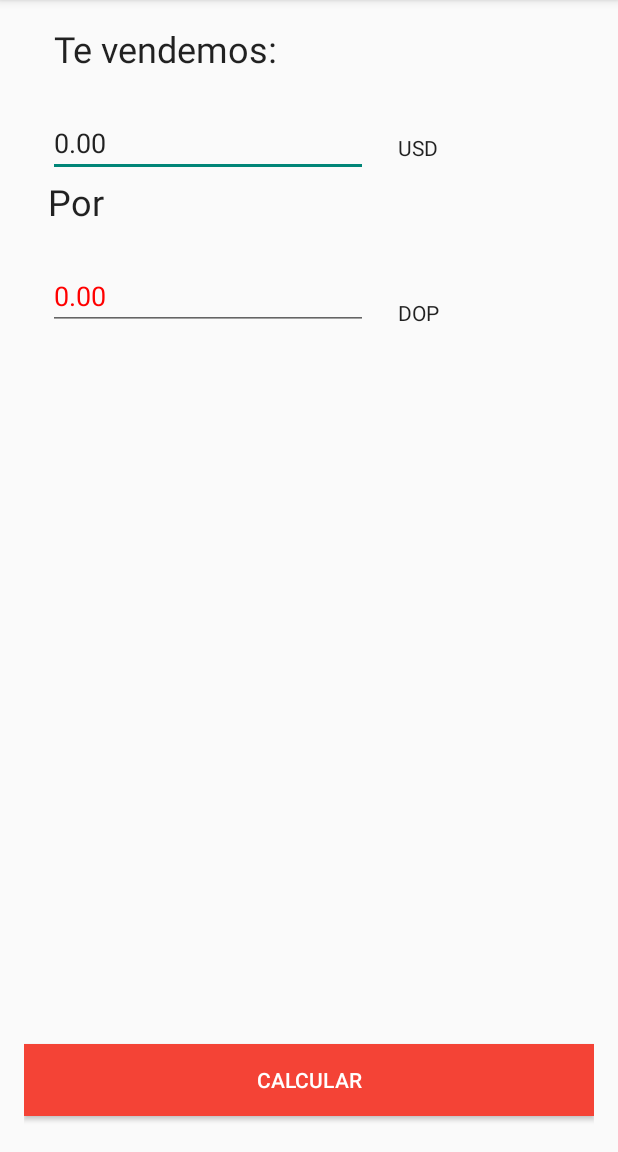
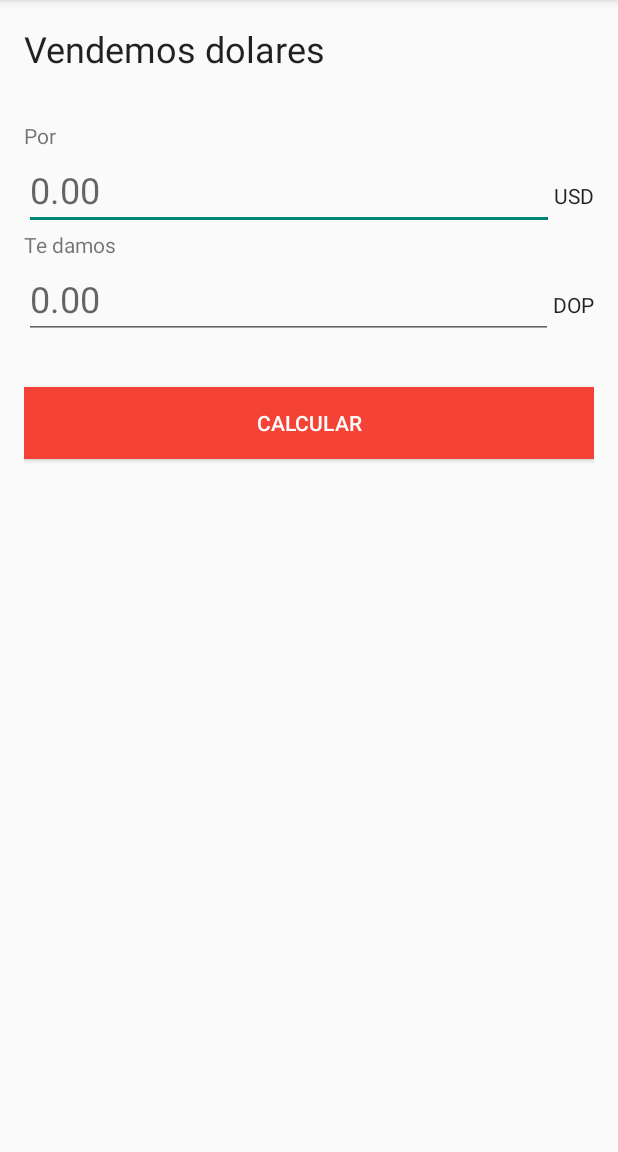
Before and after one commit to maxmedina05/prj-cursobasico-2, an Android app: the screen it shows after launch (BuyActivity before the commit, BuySellBaseActivity after it), after a tap on "COMPRAR", on a phone screen of 412 x 824 dp, the part 84-1236 px from its top. Run offline under Robolectric (Android 15) with nearby library versions, the phone set to English and light mode, and no system bars.

Commit message:
ultimos cambios

```diff
--- a/app/src/main/AndroidManifest.xml
+++ b/app/src/main/AndroidManifest.xml
@@ -16,7 +16,8 @@
             </intent-filter>
         </activity>
         <activity android:name=".BuyActivity" />
-        <activity android:name=".SellActivity"></activity>
+        <activity android:name=".BuySellBaseActivity" />
+        <activity android:name=".SellActivity"/>
     </application>
 
 </manifest>
--- a/app/src/main/java/com/example/medma/divisascalc/BuySellBaseActivity.java
+++ b/app/src/main/java/com/example/medma/divisascalc/BuySellBaseActivity.java
@@ -1,11 +1,61 @@
 package com.example.medma.divisascalc;
 
+import android.content.Intent;
+import android.os.Bundle;
+import android.support.v7.app.AppCompatActivity;
 import android.view.View;
 import android.widget.EditText;
+import android.widget.TextView;
+import android.widget.Toast;
 
-public abstract class BuySellBaseActivity implements View.OnClickListener {
-    protected EditText etCustomerInput;
-    protected EditText etOutput;
+public class BuySellBaseActivity extends AppCompatActivity implements View.OnClickListener {
+    public static final String EXTRA_TRANSACTION_TYPE = "EXTRA_TRANSACTION_TYPE";
+    protected EditText etInputFirst;
+    protected EditText etInputSecond;
+    protected TextView title;
+    private int mTransactionType = TransactionType.BUY;
 
+    @Override
+    protected void onCreate(Bundle savedInstanceState) {
+        super.onCreate(savedInstanceState);
+        setContentView(R.layout.activity_buy_sell);
 
+        title = findViewById(R.id.our_rate_is);
+        etInputFirst = findViewById(R.id.et_input_first);
+        etInputSecond = findViewById(R.id.et_input_second);
+        findViewById(R.id.btn_calculate).setOnClickListener(this);
+
+        Intent intent = getIntent();
+        mTransactionType = intent.getIntExtra(EXTRA_TRANSACTION_TYPE, TransactionType.BUY);
+        title.setText(mTransactionType == TransactionType.BUY ? "Vendemos dolares" : "Compramos dolares");
+    }
+
+    @Override
+    public void onClick(View v) {
+        double input = Double.parseDouble(etInputFirst.getText().toString());
+        try {
+            computeExchangeRate(input);
+        } catch (InvalidCurrencyException e) {
+            Toast.makeText(this, e.getMessage(), Toast.LENGTH_SHORT).show();
+            e.printStackTrace();
+        }
+    }
+
+    protected void computeExchangeRate(double value) throws InvalidCurrencyException {
+        Currency usd = new Currency("USD", value);
+        double rate = mTransactionType == TransactionType.BUY ? 50 : 49;
+        ExchangeRate exRate = new ExchangeRate("USD", "DOP", rate);
+        Currency dop = CurrencyCalculator.computeExchange(usd, exRate);
+
+        UpdateUI(Double.toString(dop.getAmount()));
+    }
+
+    private void UpdateUI(String output) {
+        etInputSecond.setText(output);
+    }
+
+    public class TransactionType {
+        public static final int BUY = 100;
+        public static final int SELL = 200;
+    }
 }
--- /dev/null
+++ b/app/src/main/java/com/example/medma/divisascalc/ExchangeRateRepository.java
@@ -0,0 +1,27 @@
+package com.example.medma.divisascalc;
+
+import java.util.ArrayList;
+import java.util.HashMap;
+import java.util.List;
+
+public class ExchangeRateRepository {
+
+    private ExchangeRateRepository _instance = null;
+    private HashMap<String, Double> exchangeRates;
+
+    private ExchangeRateRepository() {
+        if(_instance == null) {
+            _instance = new ExchangeRateRepository();
+            exchangeRates = new HashMap<>();
+            initializeList();
+        }
+    }
+
+    private void initializeList() {
+        exchangeRates.put("USD-DOP", 49.82);
+        exchangeRates.put("DOP-USD", 0.020);
+        exchangeRates.put("EUR-DOP", 57.97);
+        exchangeRates.put("DOP-EUR", 0.017);
+    }
+
+}
--- a/app/src/main/java/com/example/medma/divisascalc/MainActivity.java
+++ b/app/src/main/java/com/example/medma/divisascalc/MainActivity.java
@@ -21,16 +21,17 @@ public class MainActivity extends AppCompatActivity implements View.OnClickListe
 
         switch (v.getId()) {
             case R.id.btn_buy:
-                goToActivity(BuyActivity.class);
+                goToActivity(BuyActivity.class, BuySellBaseActivity.TransactionType.BUY);
                 break;
             case R.id.btn_sell:
-                goToActivity(SellActivity.class);
+                goToActivity(SellActivity.class, BuySellBaseActivity.TransactionType.SELL);
                 break;
         }
     }
 
-    private void goToActivity(Class activity) {
-        Intent intent = new Intent(this, activity);
+    private void goToActivity(Class activity, int type) {
+        Intent intent = new Intent(this, BuySellBaseActivity.class);
+        intent.putExtra(BuySellBaseActivity.EXTRA_TRANSACTION_TYPE, type);
         startActivity(intent);
     }
 }
--- /dev/null
+++ b/app/src/main/res/layout/activity_buy_sell.xml
@@ -0,0 +1,78 @@
+<?xml version="1.0" encoding="utf-8"?>
+<LinearLayout
+    xmlns:android="http://schemas.android.com/apk/res/android"
+    android:layout_width="match_parent"
+    android:layout_height="match_parent"
+    android:orientation="vertical"
+    android:padding="16dp">
+
+    <TextView
+        android:id="@+id/our_rate_is"
+        style="@style/AppTheme.Title"
+        android:layout_width="match_parent"
+        android:layout_height="wrap_content"
+        android:text="Compramos tus" />
+    <TextView
+        android:layout_width="match_parent"
+        android:layout_height="wrap_content"
+        android:text="Por" />
+
+    <LinearLayout
+        android:orientation="horizontal"
+        android:layout_width="match_parent"
+        android:layout_height="wrap_content">
+
+        <EditText
+            android:id="@+id/et_input_first"
+            android:layout_width="wrap_content"
+            android:layout_height="wrap_content"
+            android:layout_weight="1"
+            android:ems="10"
+            android:textSize="24sp"
+            android:inputType="numberDecimal"
+            android:hint="0.00"/>
+
+        <TextView
+            android:id="@+id/tv_input_first_currency"
+            style="@style/Base.TextAppearance.AppCompat.Body1"
+            android:layout_width="wrap_content"
+            android:layout_height="wrap_content"
+            android:text="USD" />
+    </LinearLayout>
+
+    <TextView
+        android:layout_width="match_parent"
+        android:layout_height="wrap_content"
+        android:text="Te damos" />
+    <LinearLayout
+        android:layout_marginBottom="32dp"
+        android:orientation="horizontal"
+        android:layout_width="match_parent"
+        android:layout_height="wrap_content">
+
+        <EditText
+            android:id="@+id/et_input_second"
+            android:layout_width="wrap_content"
+            android:layout_height="wrap_content"
+            android:layout_weight="1"
+            android:ems="10"
+            android:textSize="24sp"
+            android:inputType="numberDecimal"
+            android:hint="0.00"/>
+
+        <TextView
+            android:id="@+id/tv_input_second_currency"
+            style="@style/Base.TextAppearance.AppCompat.Body1"
+            android:layout_width="wrap_content"
+            android:layout_height="wrap_content"
+            android:text="DOP" />
+    </LinearLayout>
+
+    <Button
+        android:id="@+id/btn_calculate"
+        android:layout_width="match_parent"
+        android:layout_height="wrap_content"
+        android:layout_marginBottom="8dp"
+        android:text="@string/btn_calculate"
+        style="@style/AppTheme.PrimaryButton" />
+</LinearLayout>
```
